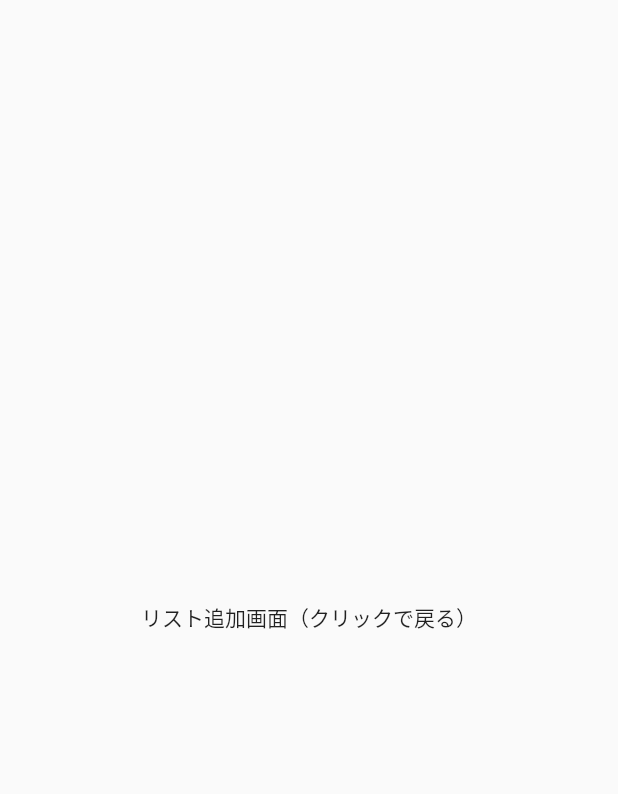
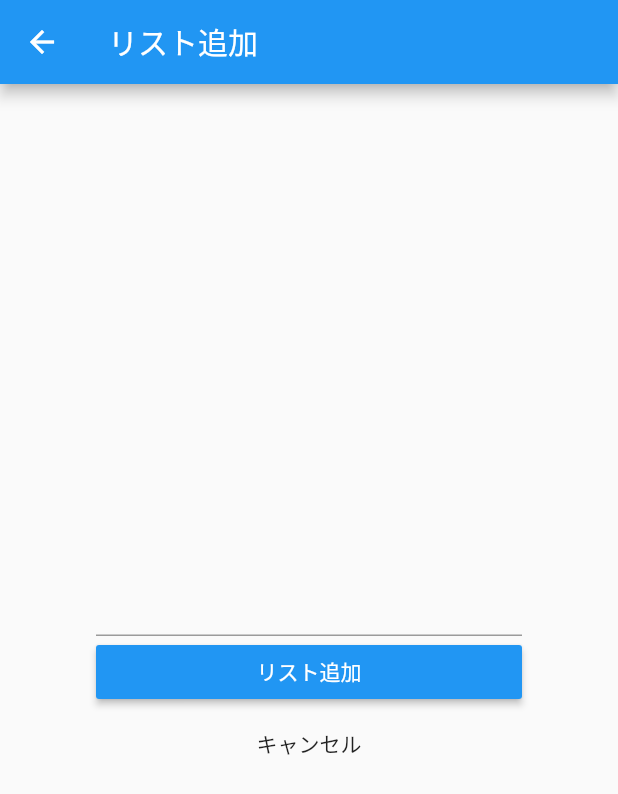
Before and after one commit to yushi1999/FlutterTest, a Flutter app: the screen it shows after launch, after a tap on the "add" icon, on a phone screen of 412 x 824 dp. Shown: the top 794 px of the screen. Run offline on Flutter 3.47's test engine with Material 2 defaults, Android fonts, the phone set to English and light mode, and no system bars.

Commit message:
ToDoリスト追加画面

```diff
--- a/mytodoapp/lib/main.dart
+++ b/mytodoapp/lib/main.dart
@@ -25,7 +25,15 @@
 }
 
 // リスト一覧画面用Widget
-class TodoListPage extends StatelessWidget {
+class TodoListPage extends StatefulWidget {
+  @override
+  _TodoListPageState createState() => _TodoListPageState();
+}
+
+class _TodoListPageState extends State<TodoListPage> {
+  // Todoリストのデータ
+  List<String> todoList = [];
+
   @override
   Widget build(BuildContext context) {
     return Scaffold(
@@ -33,41 +41,34 @@
       appBar: AppBar(
         title: Text('リスト一覧'),
       ),
-      // ListViewを使いリスト一覧を表示
-      body: ListView(
-        children: <Widget>[
-          // CardとListTileを使い、簡単に整ったUIを作成
-          Card(
+      // データを元にListViewを作成
+      body: ListView.builder(
+        itemCount: todoList.length,
+        itemBuilder: (context, index) {
+          return Card(
             child: ListTile(
-              title: Text('ニンジンを買う'),
+              title: Text(todoList[index]),
             ),
-          ),
-          Card(
-            child: ListTile(
-              title: Text('タマネギを買う'),
-            ),
-          ),
-          Card(
-            child: ListTile(
-              title: Text('ジャガイモを買う'),
-            ),
-          ),
-          Card(
-            child: ListTile(
-              title: Text('カレールーを買う'),
-            ),
-          ),
-        ],
+          );
+        },
       ),
       floatingActionButton: FloatingActionButton(
-        onPressed: () {
+        onPressed: () async {
           // "push"で新規画面に遷移
-          Navigator.of(context).push(
+          // リスト追加画面から渡される値を受け取る
+          final newListText = await Navigator.of(context).push(
             MaterialPageRoute(builder: (context) {
               // 遷移先の画面としてリスト追加画面を指定
               return TodoAddPage();
             }),
           );
+          if (newListText != null) {
+            // キャンセルした場合は newListText が null となるので注意
+            setState(() {
+              // リスト追加
+              todoList.add(newListText);
+            });
+          }
         },
         child: Icon(Icons.add),
       ),
@@ -75,19 +76,69 @@
   }
 }
 
-// リスト追加画面用Widget
-class TodoAddPage extends StatelessWidget {
+class TodoAddPage extends StatefulWidget {
+  @override
+  _TodoAddPageState createState() => _TodoAddPageState();
+}
+
+class _TodoAddPageState extends State<TodoAddPage> {
+  // 入力されたテキストをデータとして持つ
+  String _text = '';
+
+  // データを元に表示するWidget
   @override
   Widget build(BuildContext context) {
     return Scaffold(
-      body: Center(
+      appBar: AppBar(
+        title: Text('リスト追加'),
+      ),
+      body: Container(
+        // 余白を付ける
+        padding: EdgeInsets.all(64),
+        child: Column(
+          mainAxisAlignment: MainAxisAlignment.center,
+          children: <Widget>[
+            // 入力されたテキストを表示
+            Text(_text, style: TextStyle(color: Colors.blue)),
+            // テキスト入力
+            TextField(
+              // 入力されたテキストの値を受け取る（valueが入力されたテキスト）
+              onChanged: (String value) {
+                // データが変更したことを知らせる（画面を更新する）
+                setState(() {
+                  // データを変更
+                  _text = value;
+                });
+              },
+            ),
+            Container(
+              // 横幅いっぱいに広げる
+              width: double.infinity,
+              // リスト追加ボタン
+              child: RaisedButton(
+                color: Colors.blue,
+                onPressed: () {
+                  // "pop"で前の画面に戻る
+                  // "pop"の引数から前の画面にデータを渡す
+                  Navigator.of(context).pop(_text);
+                },
+                child: Text('リスト追加', style: TextStyle(color: Colors.white)),
+              ),
+            ),
+            Container(
+              // 横幅いっぱいに広げる
+              width: double.infinity,
+              // キャンセルボタン
               child: FlatButton(
                 // ボタンをクリックした時の処理
                 onPressed: () {
                   // "pop"で前の画面に戻る
                   Navigator.of(context).pop();
                 },
-          child: Text('リスト追加画面（クリックで戻る）'),
+                child: Text('キャンセル'),
+              ),
+            ),
+          ],
         ),
       ),
     );
```
Lines whose indentation alone changed are shown as unchanged.
